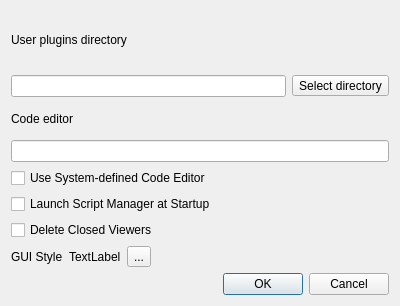
The window that src/scipyen/gui/mainWindowPreferences.ui (ctigaret/scipyen) describes before a commit, drawn with Qt 5.
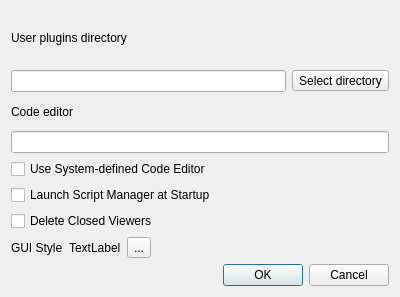
The same window after the commit. Icons and pictures are not drawn.

Patch:
```diff
--- a/src/scipyen/gui/mainWindowPreferences.ui
+++ b/src/scipyen/gui/mainWindowPreferences.ui
@@ -7,7 +7,7 @@
     <x>0</x>
     <y>0</y>
     <width>400</width>
-    <height>306</height>
+    <height>297</height>
    </rect>
   </property>
   <property name="windowTitle">
```
Left out of the diff: 10 changed lines with no effect on the pictures.
